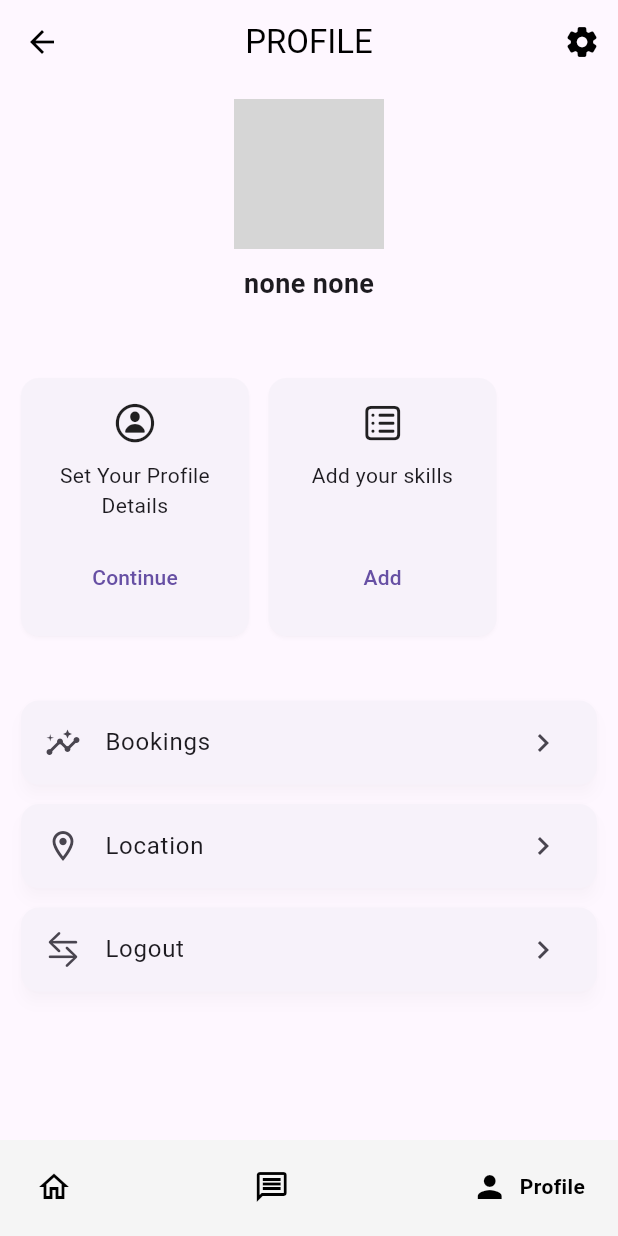
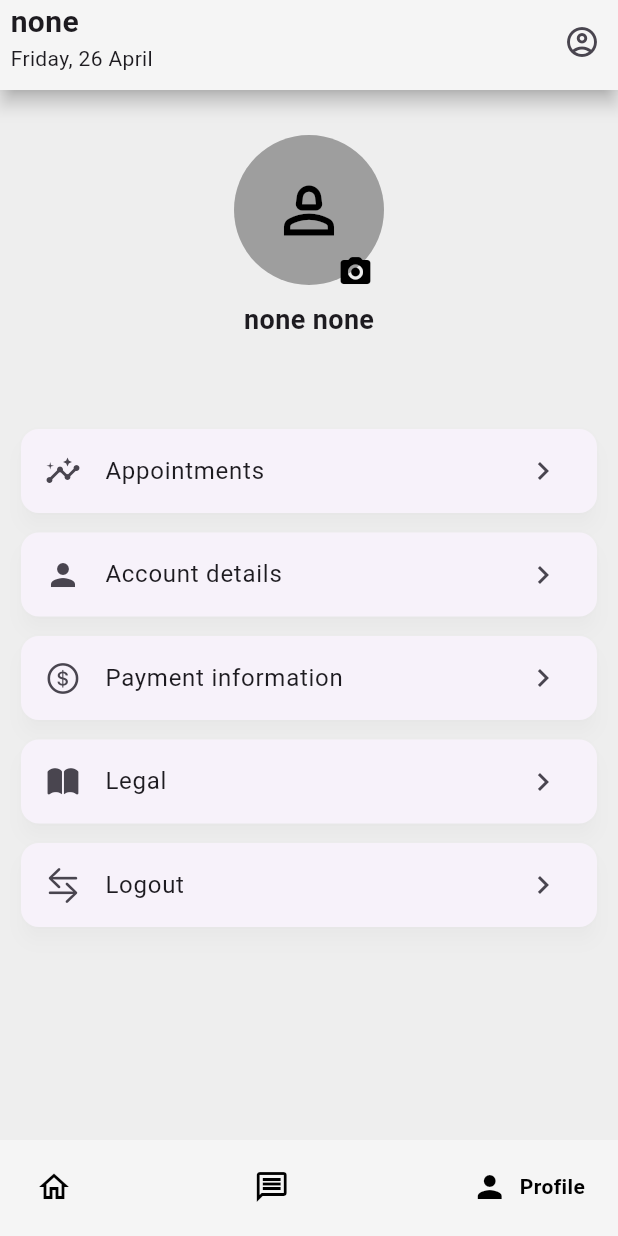
Before and after one commit to Jordan-Barnes-Portfolio/squeaky_app, a Flutter app: the ProfilePage screen opened directly with empty values, on a phone screen of 412 x 824 dp. Run offline on Flutter 3.47's test engine with Material 3 defaults, Android fonts, the phone set to English and light mode, and no system bars; drawn by our look-alikes of google_nav_bar; our stand-ins replace cloud_firestore, firebase_auth, firebase_core, image_picker; accounts and stored records are empty; grey boxes are pictures that could not be loaded.

Commit message:
New updates

```diff
--- a/lib/components/my_gnav_bar.dart
+++ b/lib/components/my_gnav_bar.dart
@@ -1,7 +1,6 @@
 import 'package:flutter/material.dart';
 import 'package:google_nav_bar/google_nav_bar.dart';
 import 'package:squeaky_app/objects/user.dart';
-import 'package:squeaky_app/pages/account_settings_page.dart';
 import 'package:squeaky_app/pages/cleaner_main_page.dart';
 import 'package:squeaky_app/pages/customer_main_page.dart';
 import 'package:squeaky_app/pages/messages_cleaner.dart';
@@ -55,7 +54,7 @@ class MyGnavBar extends StatelessWidget {
               Navigator.push(
                   context,
                   MaterialPageRoute(
-                      builder: (context) => AccountSettingsPage(user: user)));
+                      builder: (context) => ProfilePage(user: user)));
             }
           },
         );
--- a/lib/pages/messages_cleaner.dart
+++ b/lib/pages/messages_cleaner.dart
@@ -28,6 +28,7 @@ class _CleanerMessagesPage extends State<CleanerMessagesPage> {
     // Add your logic to refresh the data here
     // For example, you can call the getData() method again
     await widget.getData();
+    ChatService().updateChatRoomTimes(widget.user.email);
   }
 
   @override
--- a/lib/pages/messages_customer.dart
+++ b/lib/pages/messages_customer.dart
@@ -28,6 +28,7 @@ class _CustomerMessagesPage extends State<CustomerMessagesPage> {
     // Add your logic to refresh the data here
     // For example, you can call the getData() method again
     await widget.getData();
+    ChatService().updateChatRoomTimes(widget.user.email);
   }
 
   @override
--- a/lib/pages/profile_page.dart
+++ b/lib/pages/profile_page.dart
@@ -1,103 +1,94 @@
-// ignore_for_file: public_member_api_docs, sort_constructors_first
+// ignore_for_file: public_member_api_docs, sort_constructors_first, library_private_types_in_public_api
+import 'dart:typed_data';
+
 import 'package:flutter/cupertino.dart';
 import 'package:flutter/material.dart';
+import 'package:image_picker/image_picker.dart';
+import 'package:squeaky_app/components/my_appbar.dart';
 import 'package:squeaky_app/components/my_gnav_bar.dart';
 import 'package:squeaky_app/objects/user.dart';
+import 'package:squeaky_app/util/utils.dart';
 
-class ProfilePage extends StatelessWidget {
+class ProfilePage extends StatefulWidget {
   const ProfilePage({super.key, required this.user});
   final AppUser user;
 
   @override
+  _ProfilePage createState() => _ProfilePage();
+}
+
+class _ProfilePage extends State<ProfilePage> {
+  Uint8List? _image;
+
+  void selectImage() async {
+    try {
+      Uint8List img = await pickImage(ImageSource.gallery);
+      setState(() {
+        _image = img;
+      });
+    } catch (e) {
+      print(e);
+    }
+  }
+
+  @override
   Widget build(BuildContext context) {
     return Scaffold(
-      appBar: AppBar(
-        elevation: 0,
-        backgroundColor: Colors.transparent,
-        foregroundColor: Colors.black,
-        title: const Text("PROFILE"),
-        centerTitle: true,
-        actions: [
-          IconButton(
-            onPressed: () {},
-            icon: const Icon(Icons.settings_rounded),
-          )
-        ],
-      ),
+      appBar: MyAppBar(user: widget.user),
+      backgroundColor: Colors.grey[200],
       body: ListView(
         padding: const EdgeInsets.all(10),
         children: [
-          // COLUMN THAT WILL CONTAIN THE PROFILE
           Column(
             children: [
-              const CircleAvatar(
-                radius: 50,
-                backgroundImage: NetworkImage(
-                  "https://images.unsplash.com/photo-1554151228-14d9def656e4?ixlib=rb-4.0.3&ixid=MnwxMjA3fDB8MHxwaG90by1wYWdlfHx8fGVufDB8fHx8&auto=format&fit=crop&w=386&q=80",
-                ),
+              const SizedBox(
+                height: 20,
+              ),
+              Stack(
+                children: [
+                  _image == null
+                      ? const CircleAvatar(
+                          backgroundColor: Colors.grey,
+                          radius: 50,
+                          child: Icon(
+                            Icons.person_2_outlined,
+                            size: 50,
+                            color: Colors.black,
+                          ),
+                        )
+                      : CircleAvatar(
+                          radius: 50,
+                          backgroundImage: MemoryImage(_image!),
+                        ),
+                  Positioned(
+                    bottom: -15,
+                    right: -5,
+                    child: IconButton(
+                        icon: const Icon(
+                          Icons.camera_alt_rounded,
+                          color: Colors.black,
+                        ),
+                        onPressed: selectImage,
+                        color: Colors.black),
+                  ),
+                ],
               ),
               const SizedBox(height: 10),
               Text(
-                "${user.firstName} ${user.lastName}",
+                "${widget.user.firstName} ${widget.user.lastName}",
                 style: const TextStyle(
                   fontSize: 18,
                   fontWeight: FontWeight.bold,
                 ),
               ),
               Text(
-                user.email,
+                widget.user.email,
                 style: const TextStyle(
                   fontSize: 14,
                   color: Colors.black54,
                 ),
               ),
             ],
-          ),
-          const SizedBox(height: 25),
-          SizedBox(
-            height: 180,
-            child: ListView.separated(
-              physics: const BouncingScrollPhysics(),
-              scrollDirection: Axis.horizontal,
-              itemBuilder: (context, index) {
-                final card = profileCompletionCards[index];
-                return SizedBox(
-                  width: 160,
-                  child: Card(
-                    shadowColor: Colors.black12,
-                    child: Padding(
-                      padding: const EdgeInsets.all(15),
-                      child: Column(
-                        children: [
-                          Icon(
-                            card.icon,
-                            size: 30,
-                          ),
-                          const SizedBox(height: 10),
-                          Text(
-                            card.title,
-                            textAlign: TextAlign.center,
-                          ),
-                          const Spacer(),
-                          ElevatedButton(
-                            onPressed: () {},
-                            style: ElevatedButton.styleFrom(
-                              elevation: 0,
-                              shape: RoundedRectangleBorder(
-                                  borderRadius: BorderRadius.circular(10)),
-                            ),
-                            child: Text(card.buttonText),
-                          )
-                        ],
-                      ),
-                    ),
-                  ),
-                );
-              },
-              separatorBuilder: (context, index) =>
-                  const Padding(padding: EdgeInsets.only(right: 5)),
-              itemCount: profileCompletionCards.length,
-            ),
           ),
           const SizedBox(height: 35),
           ...List.generate(
@@ -107,8 +98,9 @@ class ProfilePage extends StatelessWidget {
               return Padding(
                 padding: const EdgeInsets.only(bottom: 5),
                 child: Card(
-                  elevation: 4,
+                  elevation: 5,
                   shadowColor: Colors.black12,
+                  surfaceTintColor: Colors.transparent,
                   child: ListTile(
                     leading: Icon(tile.icon),
                     title: Text(tile.title),
@@ -120,38 +112,15 @@ class ProfilePage extends StatelessWidget {
           )
         ],
       ),
-      bottomNavigationBar: MyGnavBar(currentPageIndex: 2, user: user),
+      bottomNavigationBar: MyGnavBar(currentPageIndex: 2, user: widget.user),
     );
   }
 }
 
-class ProfileCompletionCard {
-  final String title;
-  final String buttonText;
-  final IconData icon;
-  ProfileCompletionCard({
-    required this.title,
-    required this.buttonText,
-    required this.icon,
-  });
-}
-
-List<ProfileCompletionCard> profileCompletionCards = [
-  ProfileCompletionCard(
-    title: "Set Your Profile Details",
-    icon: CupertinoIcons.person_circle,
-    buttonText: "Continue",
-  ),
-  ProfileCompletionCard(
-    title: "Add your skills",
-    icon: CupertinoIcons.square_list,
-    buttonText: "Add",
-  ),
-];
-
 class CustomListTile {
   final IconData icon;
   final String title;
+
   CustomListTile({
     required this.icon,
     required this.title,
@@ -161,11 +130,19 @@ class CustomListTile {
 List<CustomListTile> customListTiles = [
   CustomListTile(
     icon: Icons.insights,
-    title: "Bookings",
+    title: "Appointments",
   ),
   CustomListTile(
-    icon: Icons.location_on_outlined,
-    title: "Location",
+    icon: Icons.person,
+    title: "Account details",
+  ),
+  CustomListTile(
+    title: "Payment information",
+    icon: CupertinoIcons.money_dollar_circle,
+  ),
+  CustomListTile(
+    title: "Legal",
+    icon: CupertinoIcons.book_solid,
   ),
   CustomListTile(
     title: "Logout",
--- a/pubspec.yaml
+++ b/pubspec.yaml
@@ -39,7 +39,8 @@ dependencies:
   cupertino_icons: ^1.0.6
   firebase_auth: ^4.19.3
   google_nav_bar: ^5.0.6
-  intl: ^0.17.0
+  intl: ^0.19.0
+  image_picker: ^1.1.0
   provider:
 
 dev_dependencies:
```
Also changed, not shown: lib/services/chat_service.dart (+25 -14 lines), lib/util/utils.dart (added, +13 -0 lines), pubspec.lock, 5 other files.
